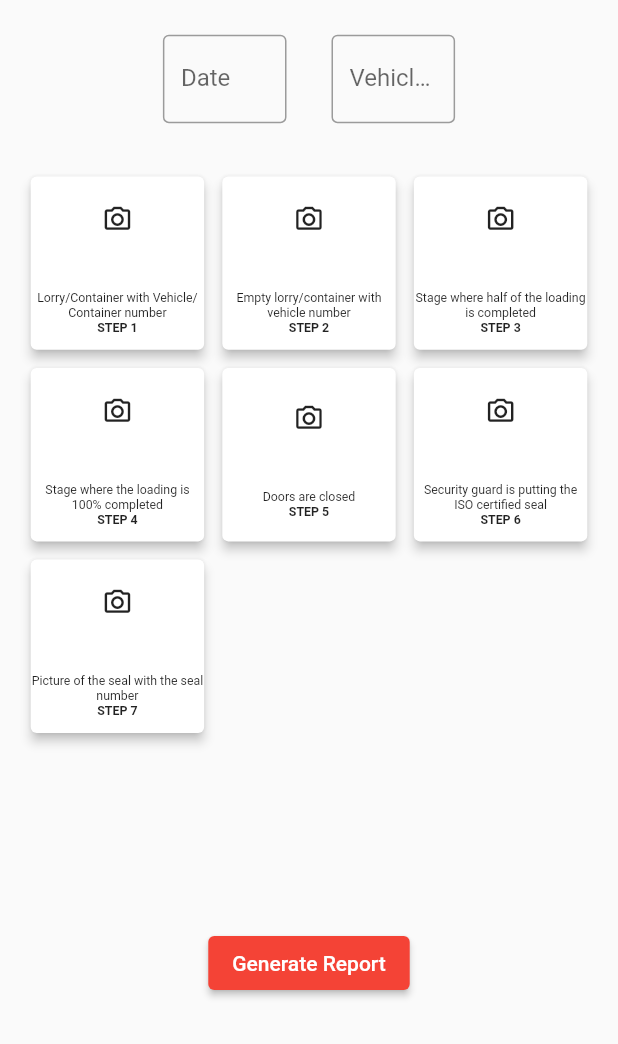
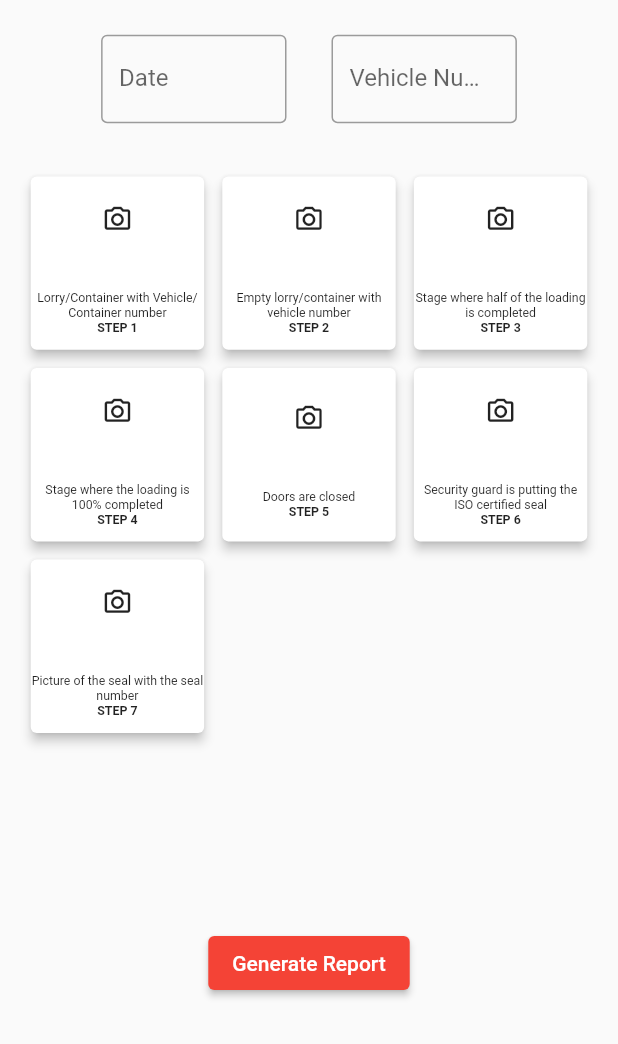
Before and after one commit to ranganaudara/shipment-loading-documentator, a Flutter app: the screen it shows after launch, on a phone screen of 412 x 824 dp, the part 192-1236 px from its top. Run offline on Flutter 3.47's test engine with Material 2 defaults, Android fonts, the phone set to English and light mode, and no system bars; our stand-ins replace fluttertoast, image_picker, pdf, permission_handler, shared_preferences; missing offline and left inert: syncfusion_flutter_pdfviewer.

```diff
--- a/lib/app/screens/home_screen.dart
+++ b/lib/app/screens/home_screen.dart
@@ -45,6 +45,10 @@ class _HomeScreenState extends State<HomeScreen> {
   @override
   void initState() {
     dateInputController.text = ""; //set the initial value of text field
+    _requestPermission(Permission.manageExternalStorage);
+    _requestPermission(Permission.camera);
+    _requestPermission(Permission.mediaLibrary);
+
     super.initState();
   }
 
@@ -84,7 +88,7 @@ class _HomeScreenState extends State<HomeScreen> {
                   decoration: InputDecoration(
                     border: OutlineInputBorder(),
                     constraints:
-                        BoxConstraints(maxWidth: displayWidth(context) * 0.2),
+                        BoxConstraints(maxWidth: displayWidth(context) * 0.3),
                     labelText: "Date",
                     hintText: 'Enter the Date',
                   ),
@@ -116,7 +120,7 @@ class _HomeScreenState extends State<HomeScreen> {
                   controller: vehicleIdController,
                   decoration: InputDecoration(
                     constraints:
-                        BoxConstraints(maxWidth: displayWidth(context) * 0.2),
+                        BoxConstraints(maxWidth: displayWidth(context) * 0.3),
                     border: OutlineInputBorder(),
                     labelText: 'Vehicle Number',
                     hintText: 'Enter the Vehicle Number',
```
